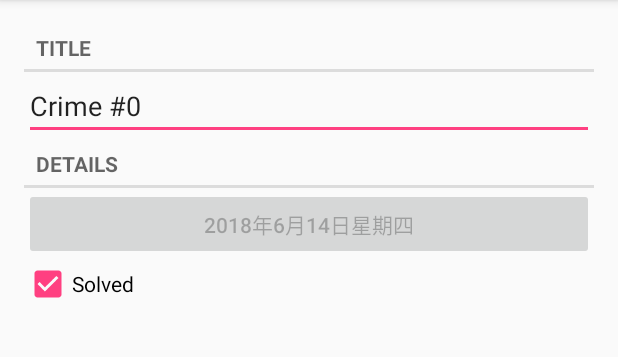
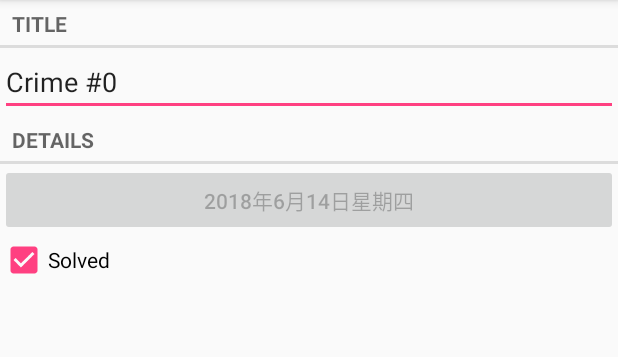
Before and after one commit to hellochengkai/AndroidProgramming, an Android app: the screen it shows after launch (CrimeActivity before the commit, CrimePagerActivity after it), after a tap on an icon or button, on a phone screen of 412 x 824 dp, the part 84-441 px from its top. Run offline under Robolectric (Android 15) with nearby library versions, the phone set to English and light mode, and no system bars.

Commit message:
使用 ViewPager

```diff
--- a/CriminalIntent/app/src/main/AndroidManifest.xml
+++ b/CriminalIntent/app/src/main/AndroidManifest.xml
@@ -9,7 +9,7 @@
         android:roundIcon="@mipmap/ic_launcher_round"
         android:supportsRtl="true"
         android:theme="@style/AppTheme">
-        <activity android:name=".CrimeActivity">
+        <activity android:name=".CrimePagerActivity">
 
         </activity>
         <activity android:name=".CrimeListActivity">
--- a/CriminalIntent/app/src/main/java/com/hellochengkai/www/criminalintent/CrimeActivity.java
+++ /dev/null
@@ -1,23 +0,0 @@
-package com.hellochengkai.www.criminalintent;
-
-import android.content.Context;
-import android.content.Intent;
-import android.support.v4.app.Fragment;
-
-import java.util.UUID;
-
-public class CrimeActivity extends SingleFragmentActivity {
-    private static final String EXTRA_CRIME_ID = "com.hellochengkai.www.criminalintent.crime_id";
-    @Override
-    protected Fragment createFragment() {
-        UUID id = (UUID)getIntent().getSerializableExtra(CrimeActivity.EXTRA_CRIME_ID);
-        return CrimeFragment.newInstance(id);
-    }
-
-    public static Intent newIntent(Context context, UUID crimeId)
-    {
-        Intent intent = new Intent(context, CrimeActivity.class);
-        intent.putExtra(EXTRA_CRIME_ID, crimeId);
-        return intent;
-    }
-}
--- a/CriminalIntent/app/src/main/java/com/hellochengkai/www/criminalintent/CrimeFragment.java
+++ b/CriminalIntent/app/src/main/java/com/hellochengkai/www/criminalintent/CrimeFragment.java
@@ -24,12 +24,12 @@ import java.util.UUID;
  */
 
 public class CrimeFragment extends Fragment implements TextWatcher, CompoundButton.OnCheckedChangeListener {
+    private static final String TAG = "CrimeFragment";
     private static final String ARG_CRIME_ID = "crime_id";
     private Crime crime;
     private EditText mTitleField;
     private Button mDateButton;
     private CheckBox mSolvedCheckBox;
-
     public static CrimeFragment newInstance(UUID uuid) {
         Bundle bundle = new Bundle();
         bundle.putSerializable(ARG_CRIME_ID, uuid);
@@ -38,7 +38,6 @@ public class CrimeFragment extends Fragment implements TextWatcher, CompoundButt
         crimeFragment.setArguments(bundle);
         return crimeFragment;
     }
-
     @Override
     public void onCreate(@Nullable Bundle savedInstanceState) {
         super.onCreate(savedInstanceState);
@@ -114,8 +113,6 @@ public class CrimeFragment extends Fragment implements TextWatcher, CompoundButt
         }
     }
 
-    private static final String TAG = "CrimeFragment";
-
     @Override
     public void onAttachFragment(Fragment childFragment) {
         super.onAttachFragment(childFragment);
--- a/CriminalIntent/app/src/main/java/com/hellochengkai/www/criminalintent/CrimeListFragment.java
+++ b/CriminalIntent/app/src/main/java/com/hellochengkai/www/criminalintent/CrimeListFragment.java
@@ -110,9 +110,12 @@ public class CrimeListFragment extends Fragment {
 
         @Override
         public void onClick(View v) {
-            if(crime != null){
-                startActivityForResult(CrimeActivity.newIntent(getContext(),crime.getmId()),1);
+            if(crime == null){
+                return;
             }
+//            startActivityForResult(CrimeActivity.newIntent(getContext(),crime.getmId()),1);
+//            startActivityForResult(CrimePagerActivity.newIntent(getContext(),crime.getmId()),1);
+            startActivity(CrimePagerActivity.newIntent(getContext(),crime.getmId()));
         }
     }
 //
--- /dev/null
+++ b/CriminalIntent/app/src/main/java/com/hellochengkai/www/criminalintent/CrimePagerActivity.java
@@ -0,0 +1,61 @@
+package com.hellochengkai.www.criminalintent;
+
+import android.content.Context;
+import android.content.Intent;
+import android.os.Bundle;
+import android.support.annotation.Nullable;
+import android.support.v4.app.Fragment;
+import android.support.v4.app.FragmentManager;
+import android.support.v4.app.FragmentPagerAdapter;
+import android.support.v4.app.FragmentStatePagerAdapter;
+import android.support.v4.view.ViewPager;
+import android.support.v7.app.AppCompatActivity;
+import android.widget.Button;
+import android.widget.FrameLayout;
+import android.widget.TextView;
+
+import java.util.Random;
+import java.util.UUID;
+
+/**
+ * Created by chengkai on 18-6-14.
+ */
+
+public class CrimePagerActivity extends AppCompatActivity{
+    private static final String TAG = "CrimePagerActivity";
+    private static final String EXTRA_CRIME_ID = "com.hellochengkai.www.criminalintent.crime_id";
+
+    private CrimeLab crimeLab;
+    private ViewPager viewPager;
+
+    public static Intent newIntent(Context context, UUID crimeId)
+    {
+        Intent intent = new Intent(context, CrimePagerActivity.class);
+        intent.putExtra(EXTRA_CRIME_ID, crimeId);
+        return intent;
+    }
+
+    @Override
+    protected void onCreate(@Nullable Bundle savedInstanceState) {
+        super.onCreate(savedInstanceState);
+        setContentView(R.layout.activity_crime_pager);
+        crimeLab = CrimeLab.getInstance(this);
+        viewPager = findViewById(R.id.crime_view_pager);
+        FragmentManager fragmentManager = getSupportFragmentManager();
+        viewPager.setAdapter(new FragmentPagerAdapter(fragmentManager) {
+            @Override
+            public Fragment getItem(int position) {
+                Crime crime = crimeLab.getCrime(position);
+                return CrimeFragment.newInstance(crime.getmId());
+            }
+
+            @Override
+            public int getCount() {
+                return crimeLab.size();
+            }
+        });
+        UUID crimeId = (UUID) getIntent()
+                .getSerializableExtra(EXTRA_CRIME_ID);
+        viewPager.setCurrentItem(crimeLab.getCrime(crimeId).getPosition());
+    }
+}
--- /dev/null
+++ b/CriminalIntent/app/src/main/res/layout/activity_crime_pager.xml
@@ -0,0 +1,8 @@
+<?xml version="1.0" encoding="utf-8"?>
+<android.support.v4.view.ViewPager
+    xmlns:android="http://schemas.android.com/apk/res/android"
+    android:layout_width="match_parent"
+    android:layout_height="match_parent"
+    android:id="@+id/crime_view_pager"
+    >
+</android.support.v4.view.ViewPager>
```
